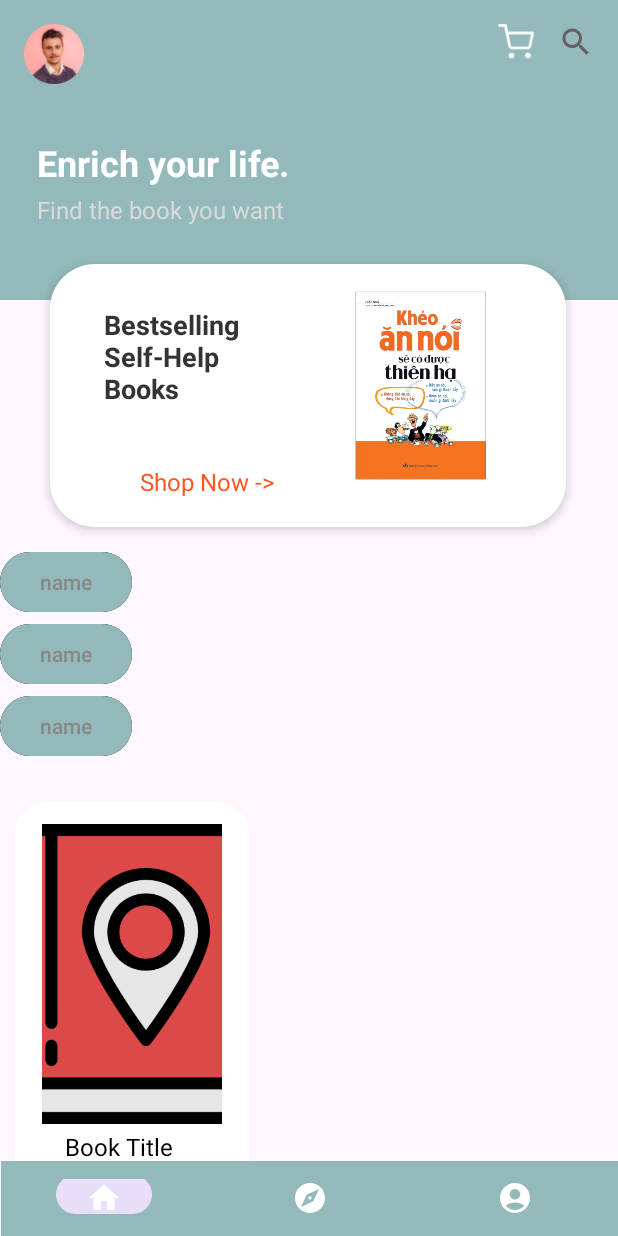
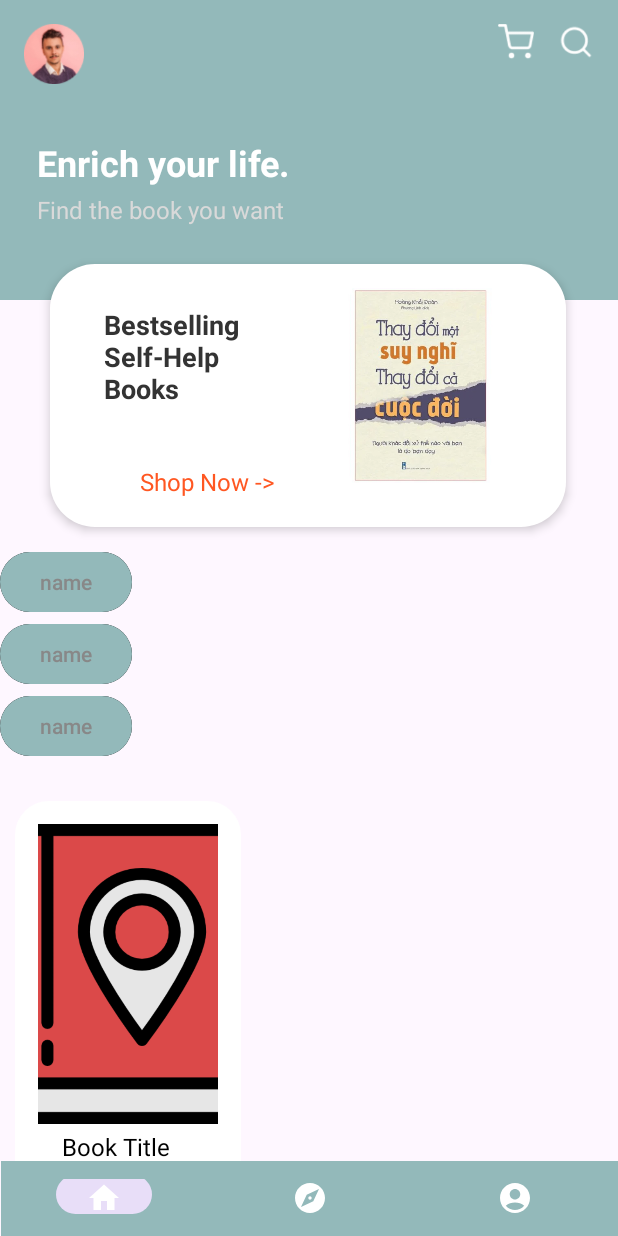
Before and after one commit to huandmse171114/bookstore-mobile, an Android app: the layout home_page.xml on its own in the app's theme, with its tools: preview values and no code run, on a phone screen of 412 x 824 dp. Run offline under Robolectric (Android 15) with nearby library versions, the phone set to English and light mode, and no system bars.

Commit message:
handle logic buttons on home page

```diff
--- a/bookstore/app/src/main/AndroidManifest.xml
+++ b/bookstore/app/src/main/AndroidManifest.xml
@@ -19,7 +19,7 @@
 
 
         <activity
-            android:name=".view.OrderPreviewActivity"
+            android:name=".view.OnboardingActivity"
             android:exported="true">
             <intent-filter>
                 <action android:name="android.intent.action.MAIN" />
@@ -37,6 +37,7 @@
         <activity android:name=".view.HomePageActivity"/>
         <activity android:name=".view.CartActivity"/>
         <activity android:name=".view.AuthActivity"/>
+        <activity android:name=".view.OrderPreviewActivity"/>
     </application>
 
 </manifest>
--- a/bookstore/app/src/main/java/com/bookstore/adapter/BookAdapter.java
+++ b/bookstore/app/src/main/java/com/bookstore/adapter/BookAdapter.java
@@ -91,7 +91,8 @@ public class BookAdapter extends RecyclerView.Adapter<BookAdapter.BookViewHolder
             }
             binding.bookTitle.setText(title);
             binding.bookPrice.setText(String.format("%,.0f VND", book.getPrice()));
-
+            binding.bookRating.setText(String.valueOf(book.getRating()));
+            binding.reviewsCount.setText(String.valueOf(book.getNumReviews()));
             Glide.with(binding.bookImage.getContext())
                     .load(Uri.parse(book.getImage()))
                     .into(binding.bookImage);
--- a/bookstore/app/src/main/java/com/bookstore/api/CartApiService.java
+++ b/bookstore/app/src/main/java/com/bookstore/api/CartApiService.java
@@ -1,5 +1,6 @@
 package com.bookstore.api;
 
+import com.bookstore.model.Cart;
 import com.bookstore.model.CartRequest;
 import com.bookstore.model.CartResponse;
 
@@ -14,7 +15,7 @@ import java.util.List;
 public interface CartApiService {
 
     @GET("/store/api/v1/customer/{username}/cart-details")
-    Call<List<CartItem>> getCartDetails(@Path("username") String username);
+    Call<List<Cart>> getCartDetails(@Path("username") String username);
     @POST("/api/order-items")
     Call<CartResponse> addToCart(@Body CartRequest cartRequest);
 }
--- a/bookstore/app/src/main/java/com/bookstore/model/SliderViewAdapter.java
+++ b/bookstore/app/src/main/java/com/bookstore/model/SliderViewAdapter.java
@@ -37,7 +37,7 @@ public class SliderViewAdapter extends PagerAdapter {
 
         binding.btnGetStarted.setOnClickListener(v -> {
             //open main activity
-            Intent intent = new Intent(mContext, MainActivity.class);
+            Intent intent = new Intent(mContext, HomePageActivity.class);
             intent.setFlags( Intent.FLAG_ACTIVITY_CLEAR_TASK| Intent.FLAG_ACTIVITY_NEW_TASK);
             mContext.startActivity(intent);
         });
--- a/bookstore/app/src/main/res/layout/home_page.xml
+++ b/bookstore/app/src/main/res/layout/home_page.xml
@@ -57,7 +57,7 @@
                 android:layout_height="24dp"
                 android:layout_marginTop="16dp"
                 android:layout_marginEnd="16dp"
-                android:src="@drawable/ic_search_nav_bar"
+                android:src="@drawable/ic_search"
                 app:layout_constraintEnd_toEndOf="parent"
                 app:layout_constraintTop_toTopOf="parent" />
 <!--                android:onClick="openSearch" />-->
@@ -135,7 +135,7 @@
                     android:layout_width="130dp"
                     android:layout_height="130dp"
                     android:layout_marginEnd="32dp"
-                    android:src="@drawable/img1"
+                    android:src="@drawable/picbestseller"
                     app:layout_constraintBottom_toBottomOf="parent"
                     app:layout_constraintEnd_toEndOf="parent"
                     app:layout_constraintTop_toTopOf="parent"
@@ -161,6 +161,7 @@
             <!-- Book RecyclerView -->
 
             <!-- Load More Button -->
+
             <androidx.recyclerview.widget.RecyclerView
                 android:id="@+id/bookRecyclerView"
                 android:layout_width="0dp"
@@ -177,7 +178,7 @@
                 android:id="@+id/loadMoreButton"
                 android:layout_width="wrap_content"
                 android:layout_height="wrap_content"
-                android:backgroundTint="#3F4C95"
+                android:background="@drawable/button_shape"
                 android:text="Load More"
                 android:gravity="center"
                 android:textColor="@android:color/white"
@@ -201,8 +202,8 @@
 
                 <TextView
                     android:id="@+id/newArrivalSectionTitle"
-                    android:layout_width="128dp"
-                    android:layout_height="86dp"
+                    android:layout_width="131dp"
+                    android:layout_height="52dp"
                     android:layout_marginStart="36dp"
                     android:layout_marginTop="28dp"
                     android:text="New Arrivals"
@@ -229,7 +230,7 @@
                     android:layout_width="130dp"
                     android:layout_height="130dp"
                     android:layout_marginEnd="32dp"
-                    android:src="@drawable/img1"
+                    android:src="@drawable/picnewarrival"
                     app:layout_constraintBottom_toBottomOf="parent"
                     app:layout_constraintEnd_toEndOf="parent"
                     app:layout_constraintTop_toTopOf="parent"
--- a/bookstore/app/src/main/res/layout/item_book.xml
+++ b/bookstore/app/src/main/res/layout/item_book.xml
@@ -41,10 +41,10 @@
         android:layout_marginStart="12dp"
         app:layout_constraintBottom_toBottomOf="parent"
         app:layout_constraintEnd_toEndOf="parent"
-        app:layout_constraintHorizontal_bias="0.816"
+        app:layout_constraintHorizontal_bias="0.989"
         app:layout_constraintStart_toStartOf="parent"
         app:layout_constraintTop_toTopOf="parent"
-        app:layout_constraintVertical_bias="0.884"
+        app:layout_constraintVertical_bias="0.833"
         app:srcCompat="@drawable/ic_heart_before_click" />
 
     <TextView
@@ -53,7 +53,7 @@
         android:layout_height="wrap_content"
         android:layout_marginTop="248dp"
         android:gravity="center"
-        android:text="189.000 VND"
+        android:text="80,000"
         android:textColor="@android:color/black"
         android:textSize="16sp"
         app:layout_constraintEnd_toEndOf="parent"
@@ -68,7 +68,7 @@
         android:layout_marginTop="4dp"
         android:orientation="horizontal"
         app:layout_constraintEnd_toEndOf="parent"
-        app:layout_constraintHorizontal_bias="0.325"
+        app:layout_constraintHorizontal_bias="0.012"
         app:layout_constraintStart_toStartOf="parent"
         app:layout_constraintTop_toBottomOf="@id/bookPrice">
 
@@ -81,21 +81,32 @@
             app:srcCompat="@drawable/ic_star" />
 
         <TextView
-            android:id="@+id/starCount"
+            android:id="@+id/bookRating"
             android:layout_width="wrap_content"
             android:layout_height="wrap_content"
             android:gravity="center"
-            android:text="4,7"
+            android:text="2"
             android:textColor="@android:color/black"
             android:textSize="16sp" />
 
         <TextView
-            android:id="@+id/reviews"
+            android:id="@+id/reviewsCount"
             android:layout_width="wrap_content"
             android:layout_height="wrap_content"
             android:gravity="center"
-            android:text="| 80 Reviews"
-            android:textColor="@android:color/black"
+            android:layout_marginLeft="10dp"
+            android:text="11"
+            android:textColor="@color/yellow"
+            android:textSize="16sp" />
+
+        <TextView
+            android:id="@+id/reviewsText"
+            android:layout_width="wrap_content"
+            android:layout_height="wrap_content"
+            android:layout_marginLeft="2dp"
+            android:gravity="center"
+            android:text="Reviews"
+            android:textColor="@color/yellow"
             android:textSize="16sp" />
 
     </LinearLayout>
--- a/bookstore/app/src/main/res/values/colors.xml
+++ b/bookstore/app/src/main/res/values/colors.xml
@@ -14,7 +14,7 @@
     <color name="blue">#88bef5</color>
     <color name="grey">#676060</color>
     <color name="colorPrimaryDark">#93b9ba</color>
-
+    <color name="yellow">#B8A304</color>
     <!-- colors for button style -->
     <color name="gradient_start_color">#4c84ff</color>
     <color name="gradient_end_color">#18a3fe</color>
```
Also changed, not shown: bookstore/app/src/main/java/com/bookstore/adapter/CartAdapter.java (+9 -9 lines), bookstore/app/src/main/java/com/bookstore/model/Cart.java (renamed from bookstore/app/src/main/java/com/bookstore/api/CartItem.java, +6 -6 lines), bookstore/app/src/main/java/com/bookstore/view/CartActivity.java (+9 -9 lines), bookstore/app/src/main/java/com/bookstore/view/HomePageActivity.java (+30 -1 lines), bookstore/app/src/main/res/drawable/picbestseller.png (added), bookstore/app/src/main/res/drawable/picnewarrival.png (added).
